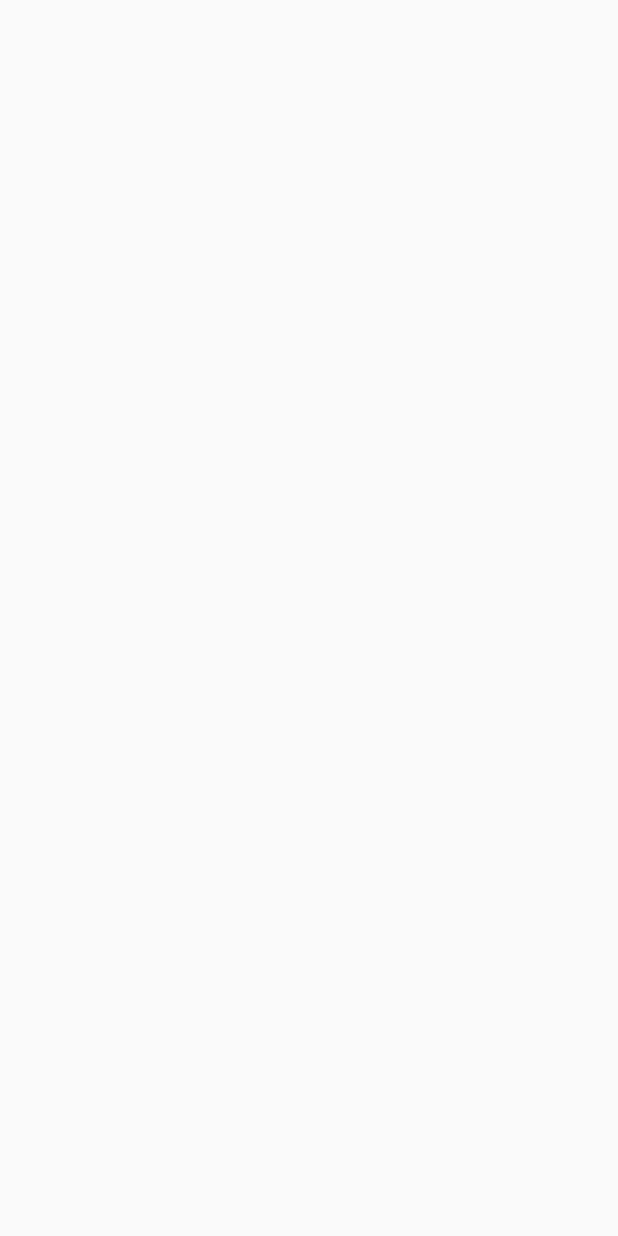
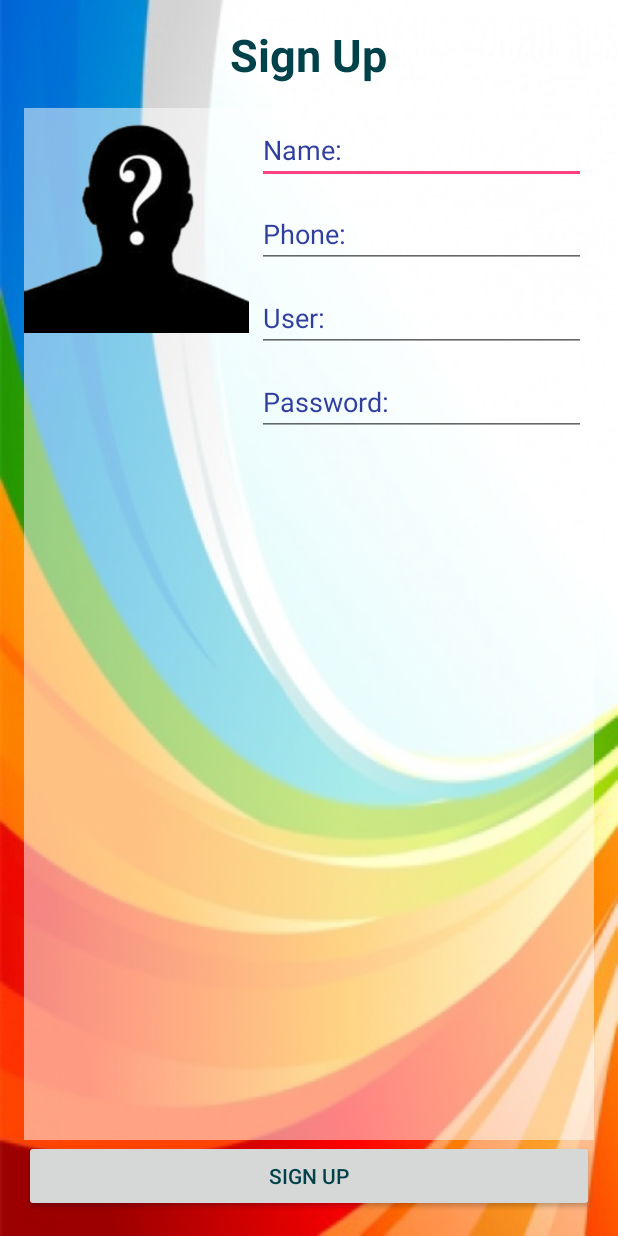
Before and after one commit to mananchaya/Easy-KKU, an Android app: the SignUpActivity screen opened directly, with no data from a screen before it, on a phone screen of 412 x 824 dp. Before the commit the screen is empty. Run offline under Robolectric (Android 15) with nearby library versions, the phone set to English and light mode, and no system bars.

Commit message:
Design SignUP finish

```diff
--- a/app/src/main/res/layout/activity_sign_up.xml
+++ b/app/src/main/res/layout/activity_sign_up.xml
@@ -1,5 +1,6 @@
 <?xml version="1.0" encoding="utf-8"?>
 <RelativeLayout xmlns:android="http://schemas.android.com/apk/res/android"
+    xmlns:app="http://schemas.android.com/apk/res-auto"
     xmlns:tools="http://schemas.android.com/tools"
     android:id="@+id/activity_sign_up"
     android:layout_width="match_parent"
@@ -8,6 +9,92 @@
     android:paddingLeft="@dimen/activity_horizontal_margin"
     android:paddingRight="@dimen/activity_horizontal_margin"
     android:paddingTop="@dimen/activity_vertical_margin"
-    tools:context="cskku.amornpalang.mananchaya.easykku.SignUpActivity">
+    tools:context="cskku.amornpalang.mananchaya.easykku.SignUpActivity"
+    android:background="@drawable/bg2">
 
+    <TextView
+        android:text="@string/SignUp"
+        android:layout_width="wrap_content"
+        android:layout_height="wrap_content"
+        android:id="@+id/textView"
+        android:textSize="@dimen/h1"
+        android:textStyle="normal|bold"
+        android:layout_centerHorizontal="true"
+        android:textColor="@color/aText"
+        android:textColorHint="@color/colorPrimaryDark" />
+
+    <Button
+        android:text="@string/SignUp"
+        android:layout_width="match_parent"
+        android:layout_height="wrap_content"
+        android:id="@+id/button3"
+        android:layout_alignParentBottom="true"
+        android:textColor="@color/aText" />
+
+    <LinearLayout
+        android:orientation="horizontal"
+        android:layout_width="match_parent"
+        android:layout_height="match_parent"
+        android:layout_below="@+id/textView"
+        android:layout_above="@+id/button3"
+        android:layout_marginTop="15dp"
+        android:background="#82ffffff">
+
+        <ImageView
+            android:layout_width="@dimen/icon"
+            android:layout_height="@dimen/icon"
+            app:srcCompat="@drawable/question_man"
+            android:id="@+id/imageView" />
+
+        <LinearLayout
+            android:orientation="vertical"
+            android:layout_width="match_parent"
+            android:layout_height="match_parent">
+
+            <EditText
+                android:layout_width="match_parent"
+                android:layout_height="wrap_content"
+                android:inputType="textPersonName"
+                android:ems="10"
+                android:id="@+id/editText"
+                android:layout_margin="5dp"
+                android:hint="Name:"
+                android:textColor="@color/aText"
+                android:textColorHint="@color/colorPrimaryDark" />
+
+            <EditText
+                android:layout_width="match_parent"
+                android:layout_height="wrap_content"
+                android:inputType="number"
+                android:ems="10"
+                android:id="@+id/editText2"
+                android:layout_margin="5dp"
+                android:hint="Phone:"
+                android:textColor="@color/aText"
+                android:textColorHint="@color/colorPrimaryDark" />
+
+            <EditText
+                android:layout_width="match_parent"
+                android:layout_height="wrap_content"
+                android:inputType="textPersonName"
+                android:ems="10"
+                android:id="@+id/editText3"
+                android:layout_margin="5dp"
+                android:hint="User:"
+                android:textColor="@color/aText"
+                android:textColorHint="@color/colorPrimaryDark" />
+
+            <EditText
+                android:layout_width="match_parent"
+                android:layout_height="wrap_content"
+                android:inputType="textPersonName"
+                android:ems="10"
+                android:id="@+id/editText4"
+                android:layout_margin="5dp"
+                android:hint="Password:"
+                android:textColor="@color/aText"
+                android:textColorHint="@color/colorPrimaryDark" />
+
+        </LinearLayout>
+    </LinearLayout>
 </RelativeLayout>
--- a/app/src/main/res/values/colors.xml
+++ b/app/src/main/res/values/colors.xml
@@ -1,6 +1,8 @@
 <?xml version="1.0" encoding="utf-8"?>
 <resources>
     <color name="colorPrimary">#3F51B5</color>
-    <color name="colorPrimaryDark">#303F9F</color>
+    <color name="colorPrimaryDark">#303f9f</color>
     <color name="colorAccent">#FF4081</color>
+    <color name="aText">#00424a</color>
+
 </resources>
--- a/app/src/main/res/values/dimens.xml
+++ b/app/src/main/res/values/dimens.xml
@@ -2,4 +2,10 @@
     <!-- Default screen margins, per the Android Design guidelines. -->
     <dimen name="activity_horizontal_margin">16dp</dimen>
     <dimen name="activity_vertical_margin">16dp</dimen>
+
+    <dimen name="h1">30sp</dimen>
+    <dimen name="h2">20sp</dimen>
+
+    <dimen name="icon">150dp</dimen>
+
 </resources>
```
Also changed, not shown: app/src/main/res/drawable/bg2.png (added), app/src/main/res/drawable/question_man.png (added).
